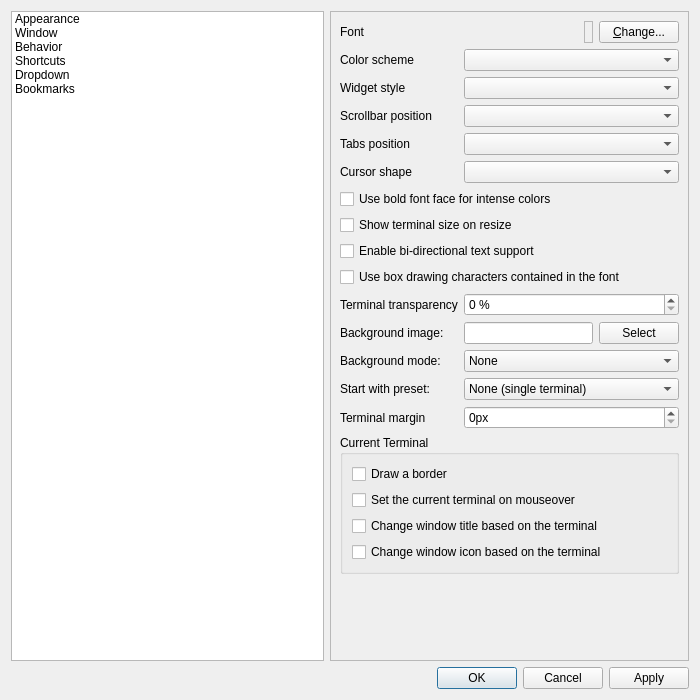
The window that src/forms/propertiesdialog.ui (lxqt/qterminal) describes before a commit, drawn with Qt 5.
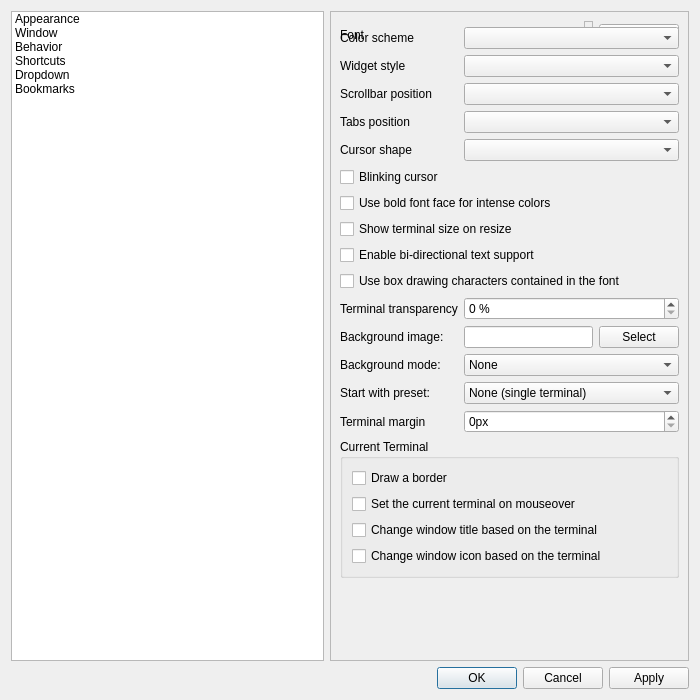
The same window after the commit. Icons and pictures are not drawn.

Commit message:
Added option for blinking cursor (#1223)
The new option is in Preferences → Appearance. To prevent cluttering and duplicating, it isn't added to any menu.

Closes https://github.com/lxqt/qterminal/issues/924

Patch:
```diff
--- a/src/forms/propertiesdialog.ui
+++ b/src/forms/propertiesdialog.ui
@@ -175,7 +175,7 @@
              </layout>
             </widget>
            </item>
-           <item row="2" column="0">
+           <item row="1" column="0">
             <widget class="QLabel" name="label_5">
              <property name="text">
               <string>Color scheme</string>
@@ -185,10 +185,10 @@
              </property>
             </widget>
            </item>
-           <item row="2" column="1">
+           <item row="1" column="1">
             <widget class="QComboBox" name="colorSchemaCombo"/>
            </item>
-           <item row="3" column="0">
+           <item row="2" column="0">
             <widget class="QLabel" name="label_6">
              <property name="text">
               <string>Widget style</string>
@@ -198,10 +198,10 @@
              </property>
             </widget>
            </item>
-           <item row="3" column="1">
+           <item row="2" column="1">
             <widget class="QComboBox" name="styleComboBox"/>
            </item>
-           <item row="4" column="0">
+           <item row="3" column="0">
             <widget class="QLabel" name="label_7">
              <property name="text">
               <string>Scrollbar position</string>
@@ -211,10 +211,10 @@
              </property>
             </widget>
            </item>
-           <item row="4" column="1">
+           <item row="3" column="1">
             <widget class="QComboBox" name="scrollBarPos_comboBox"/>
            </item>
-           <item row="5" column="0">
+           <item row="4" column="0">
             <widget class="QLabel" name="label_8">
              <property name="text">
               <string>Tabs position</string>
@@ -224,10 +224,10 @@
              </property>
             </widget>
            </item>
-           <item row="5" column="1">
+           <item row="4" column="1">
             <widget class="QComboBox" name="tabsPos_comboBox"/>
            </item>
-           <item row="6" column="0">
+           <item row="5" column="0">
             <widget class="QLabel" name="label_12">
              <property name="text">
               <string>Cursor shape</string>
@@ -237,9 +237,16 @@
              </property>
             </widget>
            </item>
-           <item row="6" column="1">
+           <item row="5" column="1">
             <widget class="QComboBox" name="keybCursorShape_comboBox"/>
            </item>
+           <item row="6" column="0" colspan="2">
+            <widget class="QCheckBox" name="keybCursorBlinkCheckBox">
+             <property name="text">
+              <string>Blinking cursor</string>
+             </property>
+            </widget>
+           </item>
            <item row="7" column="0" colspan="2">
             <widget class="QCheckBox" name="boldIntenseCheckBox">
              <property name="toolTip">
```
The commit also changes 4 other files.
